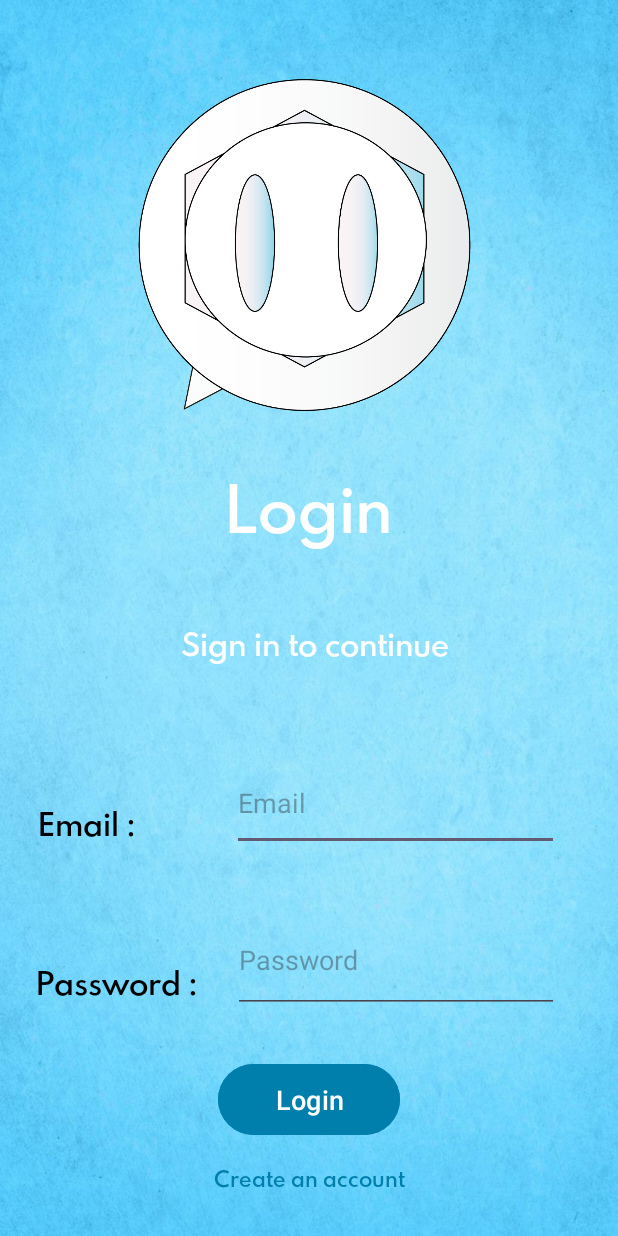
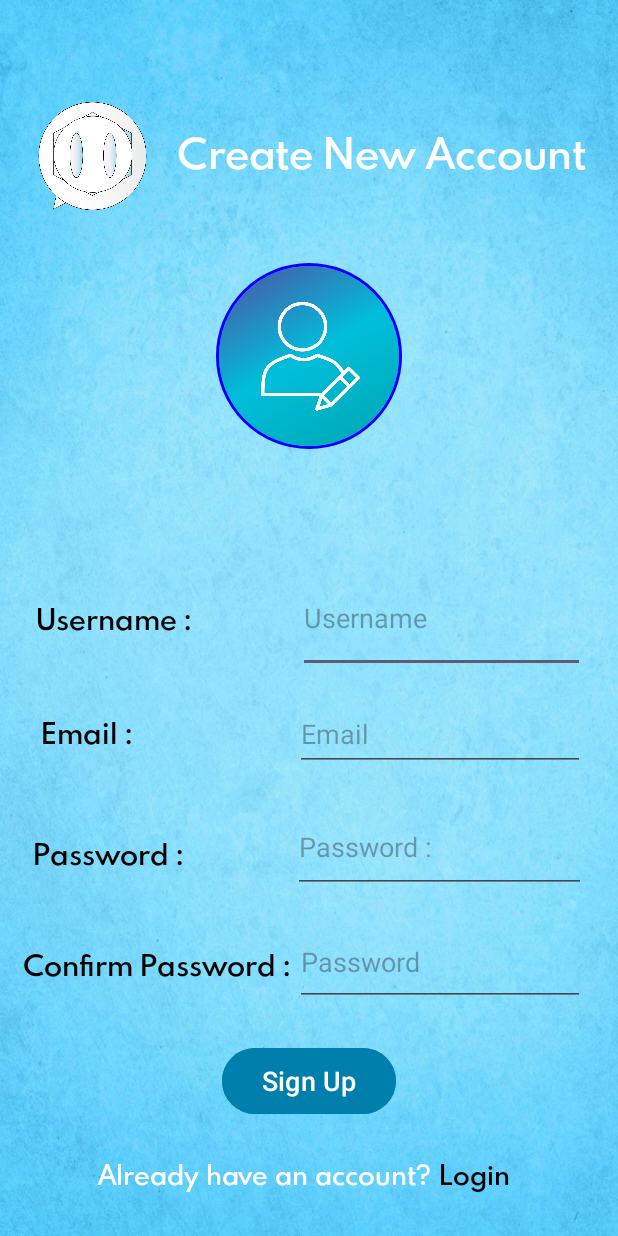
Before and after one commit to safa-jsk/Kotha-Ko, an Android app: the screen it shows after launch (login before the commit, signup after it), on a phone screen of 412 x 824 dp. Run offline under Robolectric (Android 15) with nearby library versions, the phone set to English and light mode, and no system bars; our stand-ins replace CircleImageView, Firebase (no records; nobody signed in at launch, a user with empty details on screens opened directly), sdp/ssp sizes; pictures from the network do not load.

Commit message:
Fixed Signup and 1st User created successfully

```diff
--- a/app/src/main/java/com/example/kothako/signup.java
+++ b/app/src/main/java/com/example/kothako/signup.java
@@ -63,13 +63,13 @@ public class signup extends AppCompatActivity {
         database = FirebaseDatabase.getInstance();
         storage = FirebaseStorage.getInstance();
         auth = FirebaseAuth.getInstance();
-        text_login = findViewById(R.id.text_login);
-        edit_user = findViewById(R.id.edit_user);
-        edit_email = findViewById(R.id.edit_email);
-        edit_pass = findViewById(R.id.edit_pass);
-        edit_confirm_pass = findViewById(R.id.edit_confirm_pass);
-        image_pfp = findViewById(R.id.image_pfp);
-        button_sign_up = findViewById(R.id.button_sign_up);
+        text_login = findViewById(R.id.text_Login);
+        edit_user = findViewById(R.id.edit_User);
+        edit_email = findViewById(R.id.edit_Email);
+        edit_pass = findViewById(R.id.edit_Pass);
+        edit_confirm_pass = findViewById(R.id.edit_Confirm_Pass);
+        image_pfp = findViewById(R.id.image_Pfp);
+        button_sign_up = findViewById(R.id.button_Sign_Up);
 
 
         text_login.setOnClickListener(new View.OnClickListener() {
--- a/app/src/main/java/com/example/kothako/splash.java
+++ b/app/src/main/java/com/example/kothako/splash.java
@@ -28,7 +28,7 @@ public class splash extends AppCompatActivity {
         new Handler().postDelayed(new Runnable() {
             @Override
             public void run() {
-                Intent intent = new Intent(splash.this, login.class);
+                Intent intent = new Intent(splash.this, signup.class);
                 startActivity(intent);
                 finish();
             }
--- a/app/src/main/res/layout/activity_login.xml
+++ b/app/src/main/res/layout/activity_login.xml
@@ -15,10 +15,10 @@
         android:contentDescription="@string/logo"
         app:layout_constraintBottom_toBottomOf="parent"
         app:layout_constraintEnd_toEndOf="parent"
-        app:layout_constraintHorizontal_bias="0.481"
+        app:layout_constraintHorizontal_bias="0.5"
         app:layout_constraintStart_toStartOf="parent"
         app:layout_constraintTop_toTopOf="parent"
-        app:layout_constraintVertical_bias="0.087"
+        app:layout_constraintVertical_bias="0.09"
         app:srcCompat="@drawable/final_kotha_ko" />
 
     <TextView
@@ -35,7 +35,7 @@
         app:layout_constraintEnd_toEndOf="parent"
         app:layout_constraintStart_toStartOf="parent"
         app:layout_constraintTop_toTopOf="parent"
-        app:layout_constraintVertical_bias="0.398" />
+        app:layout_constraintVertical_bias="0.4" />
 
     <TextView
         android:id="@+id/text_sign_in"
@@ -49,10 +49,10 @@
         android:textStyle="bold"
         app:layout_constraintBottom_toBottomOf="parent"
         app:layout_constraintEnd_toEndOf="parent"
-        app:layout_constraintHorizontal_bias="0.522"
+        app:layout_constraintHorizontal_bias="0.5"
         app:layout_constraintStart_toStartOf="parent"
         app:layout_constraintTop_toTopOf="parent"
-        app:layout_constraintVertical_bias="0.522" />
+        app:layout_constraintVertical_bias="0.5" />
 
     <TextView
         android:id="@+id/text_email"
@@ -66,10 +66,10 @@
         android:textStyle="bold"
         app:layout_constraintBottom_toBottomOf="parent"
         app:layout_constraintEnd_toEndOf="parent"
-        app:layout_constraintHorizontal_bias="0.089"
+        app:layout_constraintHorizontal_bias="0.09"
         app:layout_constraintStart_toStartOf="parent"
         app:layout_constraintTop_toTopOf="parent"
-        app:layout_constraintVertical_bias="0.677" />
+        app:layout_constraintVertical_bias="0.65" />
 
     <TextView
         android:id="@+id/text_pass"
@@ -83,10 +83,10 @@
         android:textStyle="bold"
         app:layout_constraintBottom_toBottomOf="parent"
         app:layout_constraintEnd_toEndOf="parent"
-        app:layout_constraintHorizontal_bias="0.097"
+        app:layout_constraintHorizontal_bias="0.09"
         app:layout_constraintStart_toStartOf="parent"
         app:layout_constraintTop_toTopOf="parent"
-        app:layout_constraintVertical_bias="0.811" />
+        app:layout_constraintVertical_bias="0.8" />
 
     <EditText
         android:id="@+id/edit_email"
@@ -98,10 +98,10 @@
         android:inputType="textEmailAddress"
         app:layout_constraintBottom_toBottomOf="parent"
         app:layout_constraintEnd_toEndOf="parent"
-        app:layout_constraintHorizontal_bias="0.797"
+        app:layout_constraintHorizontal_bias="0.8"
         app:layout_constraintStart_toStartOf="parent"
         app:layout_constraintTop_toTopOf="parent"
-        app:layout_constraintVertical_bias="0.662" />
+        app:layout_constraintVertical_bias="0.65" />
 
     <EditText
         android:id="@+id/edit_pass"
@@ -113,10 +113,10 @@
         android:inputType="textPassword"
         app:layout_constraintBottom_toBottomOf="parent"
         app:layout_constraintEnd_toEndOf="parent"
-        app:layout_constraintHorizontal_bias="0.798"
+        app:layout_constraintHorizontal_bias="0.8"
         app:layout_constraintStart_toStartOf="parent"
         app:layout_constraintTop_toTopOf="parent"
-        app:layout_constraintVertical_bias="0.803" />
+        app:layout_constraintVertical_bias="0.8" />
 
     <Button
         android:id="@+id/button_login"
@@ -130,7 +130,7 @@
         app:layout_constraintEnd_toEndOf="parent"
         app:layout_constraintStart_toStartOf="parent"
         app:layout_constraintTop_toTopOf="parent"
-        app:layout_constraintVertical_bias="0.918" />
+        app:layout_constraintVertical_bias="0.9" />
 
     <TextView
         android:id="@+id/text_already_acc"
@@ -146,6 +146,6 @@
         app:layout_constraintEnd_toEndOf="parent"
         app:layout_constraintStart_toStartOf="parent"
         app:layout_constraintTop_toTopOf="parent"
-        app:layout_constraintVertical_bias="0.968" />
+        app:layout_constraintVertical_bias="0.964" />
 
 </androidx.constraintlayout.widget.ConstraintLayout>
--- a/app/src/main/res/layout/activity_signup.xml
+++ b/app/src/main/res/layout/activity_signup.xml
@@ -18,7 +18,7 @@
         app:layout_constraintHorizontal_bias="0.05"
         app:layout_constraintStart_toStartOf="parent"
         app:layout_constraintTop_toTopOf="parent"
-        app:layout_constraintVertical_bias="0.091"
+        app:layout_constraintVertical_bias="0.09"
         app:srcCompat="@drawable/final_kotha_ko" />
 
     <TextView
@@ -28,160 +28,166 @@
         android:fontFamily="@font/spartan_bold"
         android:gravity="center_vertical"
         android:text="@string/create_new_account"
-        android:textColor="@color/white"
+        android:textColor="#ffffff"
         android:textSize="@dimen/_20sdp"
         android:textStyle="bold"
         app:layout_constraintBottom_toBottomOf="parent"
         app:layout_constraintEnd_toEndOf="parent"
-        app:layout_constraintHorizontal_bias="0.94"
+        app:layout_constraintHorizontal_bias="1"
         app:layout_constraintStart_toStartOf="parent"
         app:layout_constraintTop_toTopOf="parent"
-        app:layout_constraintVertical_bias="0.072" />
+        app:layout_constraintVertical_bias="0.075" />
 
-    <ImageView
-        android:id="@+id/image_pfp"
-        android:layout_width="175dp"
+    <de.hdodenhof.circleimageview.CircleImageView
+        android:id="@+id/image_Pfp"
+        android:layout_width="124dp"
         android:layout_height="124dp"
         android:contentDescription="@string/add_pfp"
-        android:gravity="center"
         app:layout_constraintBottom_toBottomOf="parent"
         app:layout_constraintEnd_toEndOf="parent"
-        app:layout_constraintHorizontal_bias="0.497"
+        app:layout_constraintHorizontal_bias="0.5"
         app:layout_constraintStart_toStartOf="parent"
         app:layout_constraintTop_toTopOf="parent"
-        app:layout_constraintVertical_bias="0.265"
-        app:srcCompat="@drawable/add_your_photo" />
+        app:layout_constraintVertical_bias="0.25"
+        android:src="@drawable/add_your_photo"
+        app:civ_border_width="2dp"
+        app:civ_border_color="#0000ff"/>
+
 
     <TextView
-        android:id="@+id/text_user"
+        android:id="@+id/text_User"
         android:layout_width="144dp"
         android:layout_height="63dp"
         android:fontFamily="@font/spartan_bold"
         android:gravity="center_vertical"
         android:text="@string/username"
-        android:textColor="@color/black"
-        android:textSize="@dimen/_15sdp"
+        android:textColor="#000000"
+        android:textSize="@dimen/_14sdp"
         android:textStyle="bold"
         app:layout_constraintBottom_toBottomOf="parent"
         app:layout_constraintEnd_toEndOf="parent"
-        app:layout_constraintHorizontal_bias="0.096"
+        app:layout_constraintHorizontal_bias="0.09"
         app:layout_constraintStart_toStartOf="parent"
         app:layout_constraintTop_toTopOf="parent"
-        app:layout_constraintVertical_bias="0.48" />
+        app:layout_constraintVertical_bias="0.5" />
 
     <TextView
-        android:id="@+id/text_email"
+        android:id="@+id/text_Email"
         android:layout_width="107dp"
         android:layout_height="65dp"
         android:fontFamily="@font/spartan_bold"
         android:gravity="center_vertical"
         android:text="@string/email_"
-        android:textColor="@color/black"
-        android:textSize="@dimen/_15sdp"
+        android:textColor="#000000"
+        android:textSize="@dimen/_14sdp"
         android:textStyle="bold"
         app:layout_constraintBottom_toBottomOf="parent"
         app:layout_constraintEnd_toEndOf="parent"
-        app:layout_constraintHorizontal_bias="0.078"
+        app:layout_constraintHorizontal_bias="0.09"
         app:layout_constraintStart_toStartOf="parent"
         app:layout_constraintTop_toTopOf="parent"
-        app:layout_constraintVertical_bias="0.578" />
+        app:layout_constraintVertical_bias="0.6" />
 
     <TextView
-        android:id="@+id/text_pass"
+        android:id="@+id/text_Pass"
         android:layout_width="166dp"
         android:layout_height="41dp"
         android:fontFamily="@font/spartan_bold"
         android:gravity="center_vertical"
         android:text="@string/pass"
-        android:textColor="@color/black"
-        android:textSize="@dimen/_15sdp"
+        android:textColor="#000000"
+        android:textSize="@dimen/_14sdp"
         android:textStyle="bold"
         app:layout_constraintBottom_toBottomOf="parent"
         app:layout_constraintEnd_toEndOf="parent"
-        app:layout_constraintHorizontal_bias="0.097"
+        app:layout_constraintHorizontal_bias="0.09"
         app:layout_constraintStart_toStartOf="parent"
         app:layout_constraintTop_toTopOf="parent"
-        app:layout_constraintVertical_bias="0.667" />
+        app:layout_constraintVertical_bias="0.7" />
 
     <TextView
-        android:id="@+id/text_confirm_pass"
-        android:layout_width="152dp"
-        android:layout_height="117dp"
+        android:id="@+id/text_Confirm_Pass"
+        android:layout_width="242dp"
+        android:layout_height="56dp"
         android:fontFamily="@font/spartan_bold"
         android:gravity="center_vertical"
         android:text="@string/confirm_password"
-        android:textColor="@color/black"
-        android:textSize="@dimen/_15sdp"
+        android:textColor="#000000"
+        android:textSize="@dimen/_14sdp"
         android:textStyle="bold"
         app:layout_constraintBottom_toBottomOf="parent"
         app:layout_constraintEnd_toEndOf="parent"
-        app:layout_constraintHorizontal_bias="0.092"
+        app:layout_constraintHorizontal_bias="0.09"
         app:layout_constraintStart_toStartOf="parent"
         app:layout_constraintTop_toTopOf="parent"
-        app:layout_constraintVertical_bias="0.806" />
+        app:layout_constraintVertical_bias="0.8" />
 
     <EditText
-        android:id="@+id/edit_user"
+        android:id="@+id/edit_User"
         android:layout_width="191dp"
         android:layout_height="73dp"
         android:autofillHints=""
         android:ems="10"
         android:inputType="text"
         android:hint="@string/user"
+        android:textColor="#000000"
         app:layout_constraintBottom_toBottomOf="parent"
         app:layout_constraintEnd_toEndOf="parent"
-        app:layout_constraintHorizontal_bias="0.868"
+        app:layout_constraintHorizontal_bias="0.9"
         app:layout_constraintStart_toStartOf="parent"
         app:layout_constraintTop_toTopOf="parent"
-        app:layout_constraintVertical_bias="0.477" />
+        app:layout_constraintVertical_bias="0.5" />
 
     <EditText
-        android:id="@+id/edit_email"
+        android:id="@+id/edit_Email"
         android:layout_width="193dp"
         android:layout_height="49dp"
         android:autofillHints=""
         android:ems="10"
         android:inputType="textEmailAddress"
         android:hint="@string/email"
+        android:textColor="#000000"
         app:layout_constraintBottom_toBottomOf="parent"
         app:layout_constraintEnd_toEndOf="parent"
-        app:layout_constraintHorizontal_bias="0.871"
+        app:layout_constraintHorizontal_bias="0.9"
         app:layout_constraintStart_toStartOf="parent"
         app:layout_constraintTop_toTopOf="parent"
-        app:layout_constraintVertical_bias="0.577" />
+        app:layout_constraintVertical_bias="0.6" />
 
     <EditText
-        android:id="@+id/edit_pass"
+        android:id="@+id/edit_Pass"
         android:layout_width="195dp"
         android:layout_height="61dp"
         android:autofillHints=""
         android:ems="10"
         android:inputType="textPassword"
         android:hint="@string/pass"
+        android:textColor="#000000"
         app:layout_constraintBottom_toBottomOf="parent"
         app:layout_constraintEnd_toEndOf="parent"
-        app:layout_constraintHorizontal_bias="0.876"
+        app:layout_constraintHorizontal_bias="0.9"
         app:layout_constraintStart_toStartOf="parent"
         app:layout_constraintTop_toTopOf="parent"
-        app:layout_constraintVertical_bias="0.663" />
+        app:layout_constraintVertical_bias="0.7" />
 
     <EditText
-        android:id="@+id/edit_confirm_pass"
+        android:id="@+id/edit_Confirm_Pass"
         android:layout_width="193dp"
         android:layout_height="58dp"
         android:autofillHints=""
         android:ems="10"
         android:inputType="textPassword"
         android:hint="@string/password"
+        android:textColor="#000000"
         app:layout_constraintBottom_toBottomOf="parent"
         app:layout_constraintEnd_toEndOf="parent"
-        app:layout_constraintHorizontal_bias="0.878"
+        app:layout_constraintHorizontal_bias="0.9"
         app:layout_constraintStart_toStartOf="parent"
         app:layout_constraintTop_toTopOf="parent"
-        app:layout_constraintVertical_bias="0.786" />
+        app:layout_constraintVertical_bias="0.8" />
 
     <Button
-        android:id="@+id/button_sign_up"
+        android:id="@+id/button_Sign_Up"
         android:layout_width="@dimen/_89sdp"
         android:layout_height="@dimen/_40sdp"
         android:backgroundTint="#007fac"
@@ -190,10 +196,10 @@
         android:textSize="@dimen/_14sdp"
         app:layout_constraintBottom_toBottomOf="parent"
         app:layout_constraintEnd_toEndOf="parent"
-        app:layout_constraintHorizontal_bias="0.498"
+        app:layout_constraintHorizontal_bias="0.5"
         app:layout_constraintStart_toStartOf="parent"
         app:layout_constraintTop_toTopOf="parent"
-        app:layout_constraintVertical_bias="0.901" />
+        app:layout_constraintVertical_bias="0.9" />
 
     <TextView
         android:id="@+id/text_already_acc"
@@ -202,7 +208,7 @@
         android:fontFamily="@font/spartan_bold"
         android:gravity="center"
         android:text="@string/already_have_an_account"
-        android:textColor="@color/white"
+        android:textColor="#ffffff"
         android:textSize="@dimen/_13sdp"
         android:textStyle="bold"
         app:layout_constraintBottom_toBottomOf="parent"
@@ -213,13 +219,13 @@
         app:layout_constraintVertical_bias="0.964" />
 
     <TextView
-        android:id="@+id/text_login"
+        android:id="@+id/text_Login"
         android:layout_width="59dp"
         android:layout_height="25dp"
         android:fontFamily="@font/spartan_bold"
         android:gravity="center"
         android:text="@string/login"
-        android:textColor="@color/black"
+        android:textColor="#000000"
         android:textSize="@dimen/_13sdp"
         android:textStyle="bold"
         app:layout_constraintBottom_toBottomOf="parent"
```
Also changed, not shown: app/src/main/java/com/example/kothako/user.java (+4 -6 lines), app/src/main/res/layout/activity_splash.xml (+8 -8 lines).
